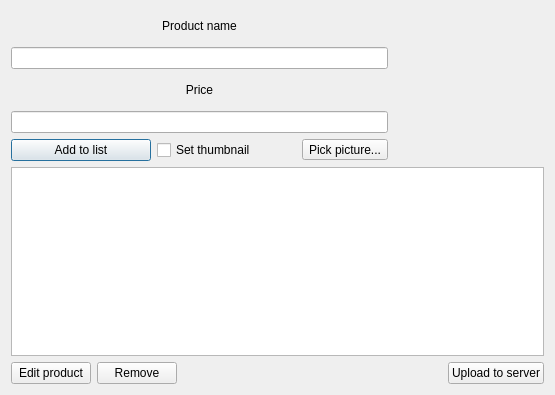
This is forms/addproductdialog.ui in iamOgunyinka/TragelPC as Qt 5 draws it before an edit. The edited form follows.
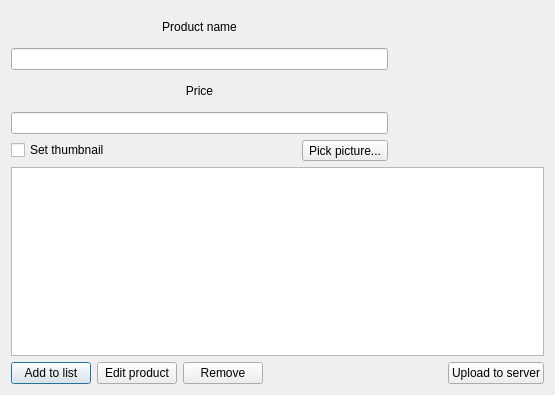
This is the edited form.

```diff
--- a/forms/addproductdialog.ui
+++ b/forms/addproductdialog.ui
@@ -52,13 +52,6 @@
        </item>
        <item>
         <layout class="QHBoxLayout" name="horizontalLayout">
-         <item>
-          <widget class="QPushButton" name="add_item_button">
-           <property name="text">
-            <string>Add to list</string>
-           </property>
-          </widget>
-         </item>
          <item>
           <widget class="QCheckBox" name="upload_checkbox">
            <property name="text">
@@ -103,6 +96,13 @@
    </item>
    <item>
     <layout class="QHBoxLayout" name="horizontalLayout_3">
+     <item>
+      <widget class="QPushButton" name="add_item_button">
+       <property name="text">
+        <string>Add to list</string>
+       </property>
+      </widget>
+     </item>
      <item>
       <widget class="QPushButton" name="edit_item_button">
        <property name="text">
```
Left out of the diff: 3 changed lines with no effect on the pictures.
